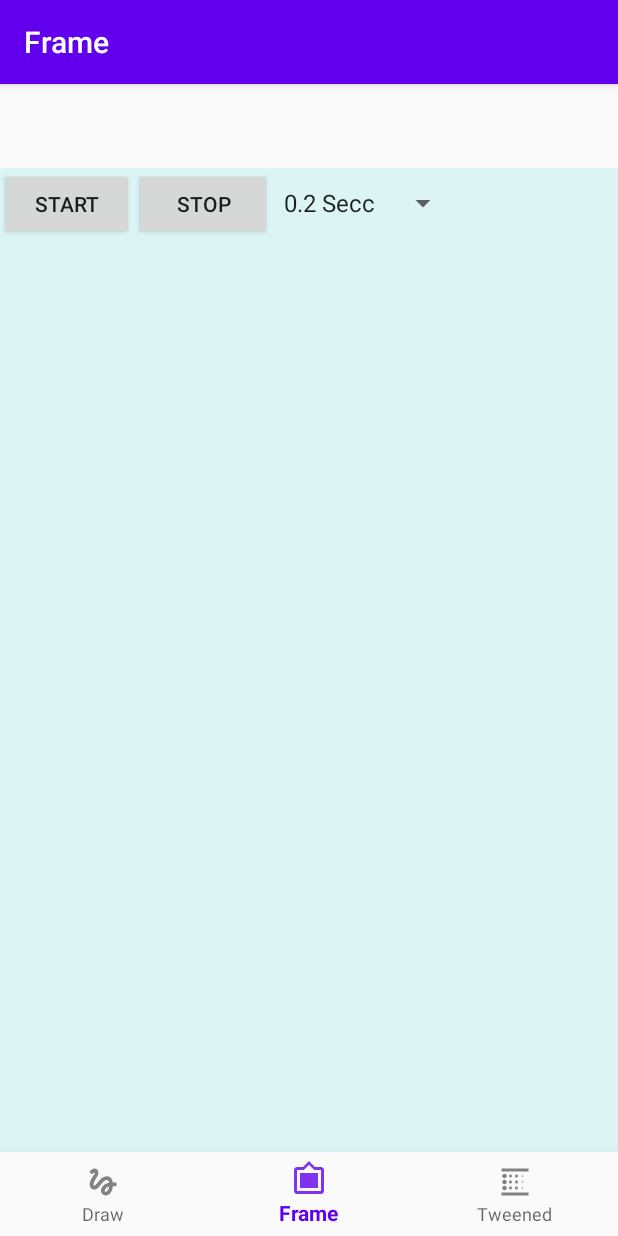
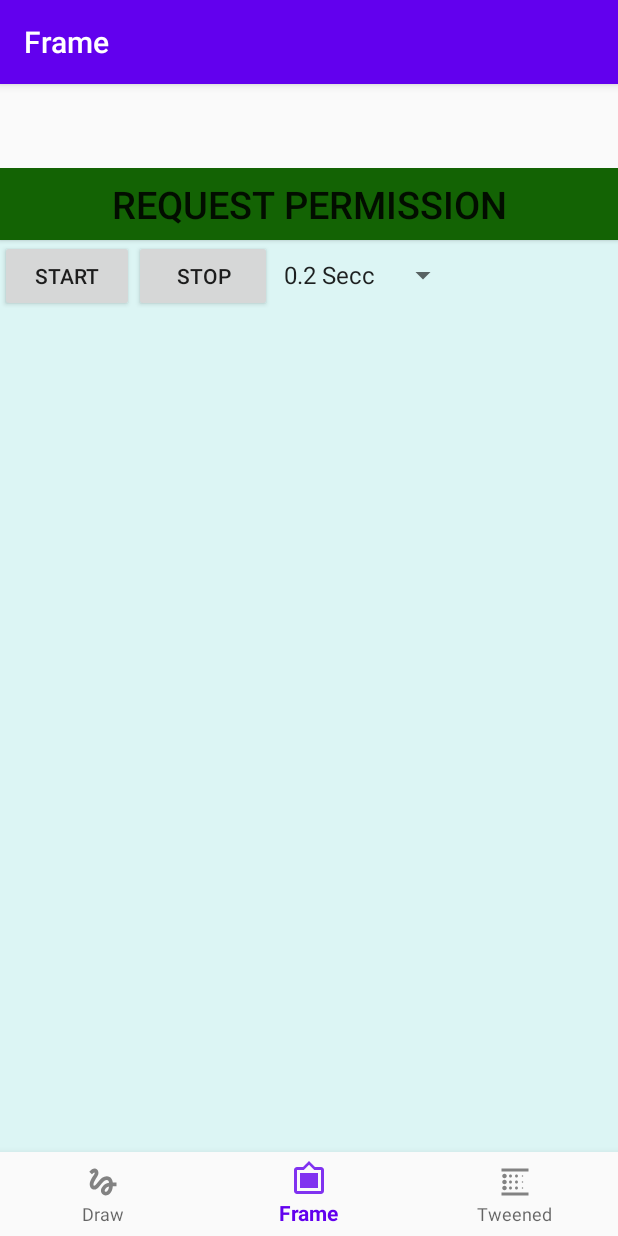
Before and after one commit to kodukale/kazeemodukaleLab3, an Android app: the OdukaleFragment screen opened through its navigation route, on a phone screen of 412 x 824 dp. Run offline under Robolectric (Android 15) with nearby library versions, the phone set to English and light mode, and no system bars; our stand-ins replace navigation-ui.

Commit message:
implemented permission to access contact list

```diff
--- a/kazeemlab3/src/main/res/layout/fragment_dashboard.xml
+++ b/kazeemlab3/src/main/res/layout/fragment_dashboard.xml
@@ -15,6 +15,11 @@ Section: 002 -->
         android:layout_width="fill_parent"
         android:layout_height="fill_parent"
         android:orientation="vertical">
+
+        <Button
+            android:id="@+id/kazeem_btn_permission"
+            style="@style/permission_button_style"
+            android:text="@string/request_permission"/>
 
         <LinearLayout
             android:id="@+id/ButtonRow"
--- a/kazeemlab3/src/main/res/layout/fragment_notifications.xml
+++ b/kazeemlab3/src/main/res/layout/fragment_notifications.xml
@@ -35,8 +35,7 @@ Section: 002 -->
 
     <Button
         android:id="@+id/btnStartAnim"
-        android:layout_width="113dp"
-        android:layout_height="60dp"
+        style="@style/animation_button_style"
         android:layout_marginTop="68dp"
         android:text="Start"
         app:layout_constraintEnd_toStartOf="@+id/btnStopAnim"
@@ -46,8 +45,7 @@ Section: 002 -->
 
     <Button
         android:id="@+id/btnStopAnim"
-        android:layout_width="113dp"
-        android:layout_height="60dp"
+        style="@style/animation_button_style"
         android:layout_marginTop="60dp"
         android:layout_marginEnd="48dp"
         android:text="Stop"
--- a/kazeemlab3/src/main/res/values/strings.xml
+++ b/kazeemlab3/src/main/res/values/strings.xml
@@ -15,6 +15,7 @@ Section: 002 -->
     <string name="clear_path">Clear Path</string>
     <string name="firstnmae">Kazeem</string>
     <string name="lastname">Odukale</string>
+    <string name="request_permission">request permission</string>
 
     <string-array name="pen_color">
         <item>red</item>
--- a/kazeemlab3/src/main/res/values/styles.xml
+++ b/kazeemlab3/src/main/res/values/styles.xml
@@ -23,6 +23,22 @@ Section: 002 -->
         <item name="android:textStyle">bold</item>
     </style>
 
+    <style name="permission_button_style">
+        <item name="android:text">Request Permission</item>
+        <item name="android:layout_width">match_parent</item>
+        <item name="android:layout_height">wrap_content</item>
+        <item name="android:background">@color/home_object_color</item>
+        <item name="android:textSize">@dimen/home_object_dimen</item>
+    </style>
+
+    <style name="animation_button_style">
+        <item name="android:text">Request Permission</item>
+        <item name="android:layout_width">wrap_content</item>
+        <item name="android:layout_height">wrap_content</item>
+        <item name="android:background">@color/home_object_color</item>
+        <item name="android:textSize">@dimen/home_object_dimen</item>
+    </style>
+
     <style name="myname">
         <item name="color">@color/home_object_color</item>
         <item name="android:textSize">@dimen/home_object_dimen</item>
```
Also changed, not shown: kazeemlab3/src/main/java/kazeem/odukale/s301021750/ui/dashboard/OdukaleFragment.java (+103 -0 lines).
